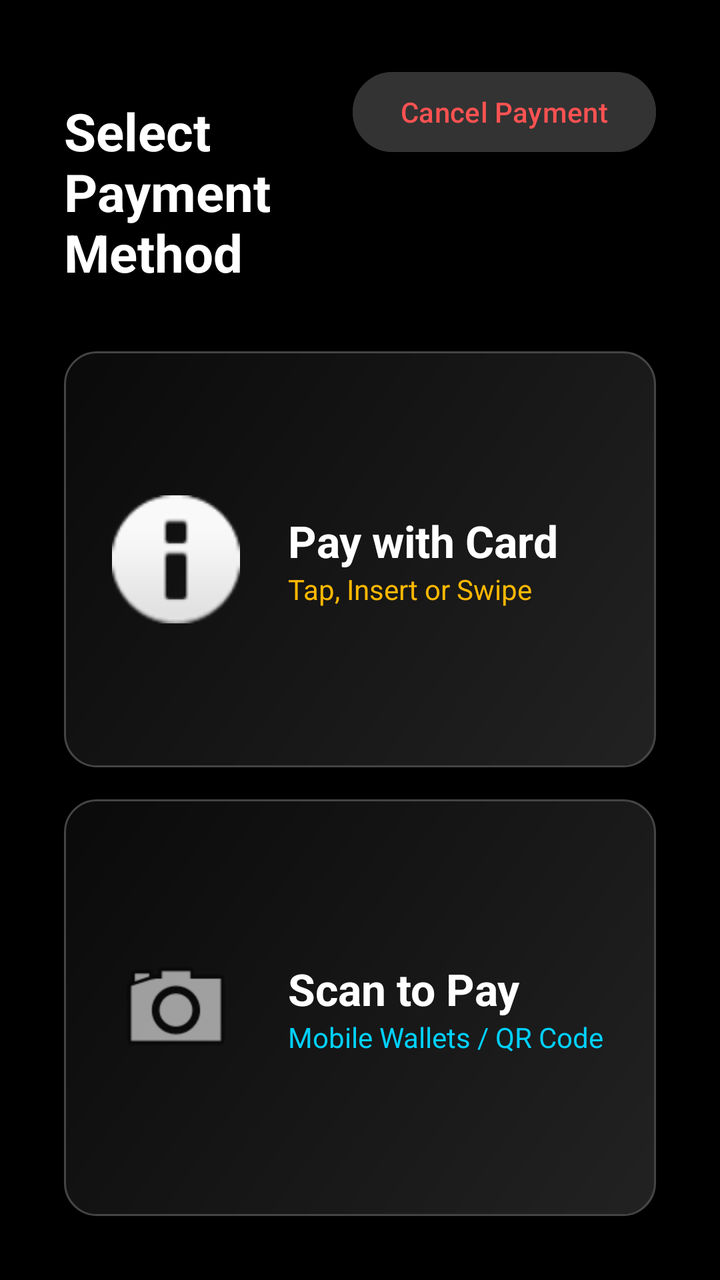
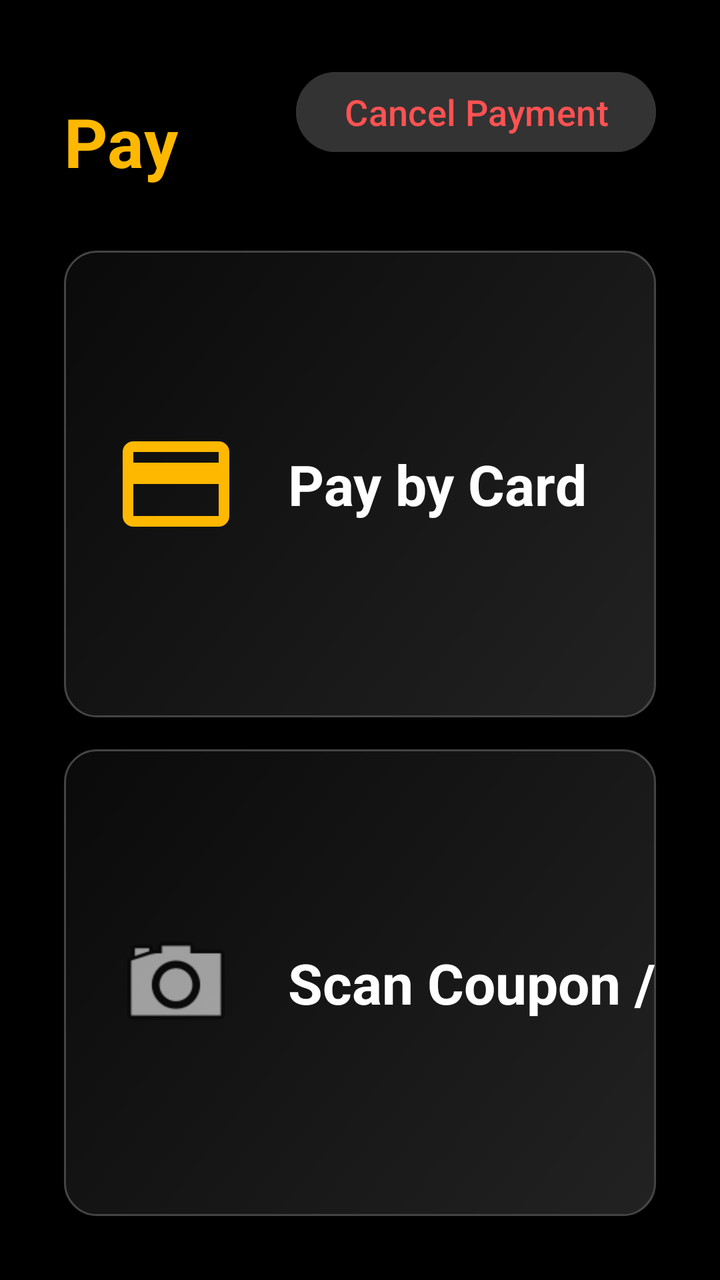

Before-and-after screenshots of an Android layout around one commit, followed by the original layout XML and the change that was made.
<!-- AndroidManifest.xml: another module's application theme Theme.SSP -->
<!-- res/layout/dialog_payment_selection.xml -->
<?xml version="1.0" encoding="utf-8"?>
<androidx.constraintlayout.widget.ConstraintLayout xmlns:android="http://schemas.android.com/apk/res/android"
    xmlns:app="http://schemas.android.com/apk/res-auto"
    android:layout_width="match_parent"
    android:layout_height="match_parent"
    android:background="@color/bg_dark"
    android:padding="32dp">

    <TextView
        android:id="@+id/tv_choice_title"
        android:layout_width="0dp"
        android:layout_height="wrap_content"
        android:layout_marginTop="16dp"
        android:layout_marginEnd="16dp"
        android:text="@string/payment_choice_title"
        android:textColor="@color/text_light"
        android:textSize="26sp"
        android:textStyle="bold"
        app:layout_constraintEnd_toStartOf="@id/btn_cancel_choice"
        app:layout_constraintStart_toStartOf="parent"
        app:layout_constraintTop_toTopOf="parent" />

    
    <TextView
        android:id="@+id/tv_choice_notice"
        android:layout_width="match_parent"
        android:layout_height="wrap_content"
        android:layout_marginTop="16dp"
        android:background="@drawable/bg_glass_card"
        android:padding="16dp"
        android:textColor="@color/gold_accent"
        android:textSize="18sp"
        android:textStyle="bold"
        android:visibility="gone"
        app:layout_constraintTop_toBottomOf="@id/tv_choice_title" />

    <LinearLayout
        android:layout_width="match_parent"
        android:layout_height="0dp"
        android:layout_marginTop="32dp"
        android:orientation="vertical"
        app:layout_constraintBottom_toBottomOf="parent"
        app:layout_constraintTop_toBottomOf="@id/tv_choice_notice">

        
        <androidx.constraintlayout.widget.ConstraintLayout
            android:id="@+id/btn_choice_card"
            android:layout_width="match_parent"
            android:layout_height="0dp"
            android:layout_marginBottom="16dp"
            android:layout_weight="1"
            android:background="@drawable/bg_glass_card"
            android:elevation="6dp"
            android:clickable="true"
            android:focusable="true">

            <ImageView
                android:id="@+id/img_card_icon"
                android:layout_width="64dp"
                android:layout_height="64dp"
                android:layout_marginStart="24dp"
                android:src="@android:drawable/ic_dialog_info"
                app:layout_constraintBottom_toBottomOf="parent"
                app:layout_constraintStart_toStartOf="parent"
                app:layout_constraintTop_toTopOf="parent" />

            <TextView
                android:id="@+id/tv_card_text"
                android:layout_width="wrap_content"
                android:layout_height="wrap_content"
                android:layout_marginStart="24dp"
                android:text="@string/btn_pay_card"
                android:textColor="@color/text_light"
                android:textSize="22sp"
                android:textStyle="bold"
                app:layout_constraintBottom_toTopOf="@id/tv_card_sub"
                app:layout_constraintStart_toEndOf="@id/img_card_icon"
                app:layout_constraintTop_toTopOf="parent"
                app:layout_constraintVertical_chainStyle="packed" />

            <TextView
                android:id="@+id/tv_card_sub"
                android:layout_width="wrap_content"
                android:layout_height="wrap_content"
                android:text="@string/btn_pay_card_desc"
                android:textColor="@color/gold_accent"
                android:textSize="14sp"
                app:layout_constraintBottom_toBottomOf="parent"
                app:layout_constraintStart_toStartOf="@id/tv_card_text"
                app:layout_constraintTop_toBottomOf="@id/tv_card_text" />

        </androidx.constraintlayout.widget.ConstraintLayout>

        
        <androidx.constraintlayout.widget.ConstraintLayout
            android:id="@+id/btn_choice_scan"
            android:layout_width="match_parent"
            android:layout_height="0dp"
            android:layout_weight="1"
            android:background="@drawable/bg_glass_card"
            android:elevation="6dp"
            android:clickable="true"
            android:focusable="true">

            <ImageView
                android:id="@+id/img_scan_icon"
                android:layout_width="64dp"
                android:layout_height="64dp"
                android:layout_marginStart="24dp"
                android:src="@android:drawable/ic_menu_camera"
                app:layout_constraintBottom_toBottomOf="parent"
                app:layout_constraintStart_toStartOf="parent"
                app:layout_constraintTop_toTopOf="parent" />

            <TextView
                android:id="@+id/tv_scan_text"
                android:layout_width="wrap_content"
                android:layout_height="wrap_content"
                android:layout_marginStart="24dp"
                android:text="@string/btn_pay_scan"
                android:textColor="@color/text_light"
                android:textSize="22sp"
                android:textStyle="bold"
                app:layout_constraintBottom_toTopOf="@id/tv_scan_sub"
                app:layout_constraintStart_toEndOf="@id/img_scan_icon"
                app:layout_constraintTop_toTopOf="parent"
                app:layout_constraintVertical_chainStyle="packed" />

            <TextView
                android:id="@+id/tv_scan_sub"
                android:layout_width="wrap_content"
                android:layout_height="wrap_content"
                android:text="@string/btn_pay_scan_desc"
                android:textColor="@color/royal_blue"
                android:textSize="14sp"
                app:layout_constraintBottom_toBottomOf="parent"
                app:layout_constraintStart_toStartOf="@id/tv_scan_text"
                app:layout_constraintTop_toBottomOf="@id/tv_scan_text" />

        </androidx.constraintlayout.widget.ConstraintLayout>

    </LinearLayout>

    
    <Button
        android:id="@+id/btn_cancel_choice"
        android:layout_width="wrap_content"
        android:layout_height="wrap_content"
        android:backgroundTint="@color/btn_neutral_bg"
        android:text="@string/btn_cancel"
        android:textColor="@color/coral_red"
        app:layout_constraintEnd_toEndOf="parent"
        app:layout_constraintTop_toTopOf="parent" />

</androidx.constraintlayout.widget.ConstraintLayout>
<!-- resources referenced by this layout -->
<resources>
  <color name="bg_dark">#000000</color>
  <color name="btn_neutral_bg">#333333</color>
  <color name="coral_red">#FF5252</color>
  <color name="gold_accent">#FFB800</color>
  <color name="royal_blue">#00D1FF</color>
  <color name="text_light">#FFFFFF</color>
  <!-- drawable bg_glass_card (drawable) -->
  <?xml version="1.0" encoding="utf-8"?>
  <ripple xmlns:android="http://schemas.android.com/apk/res/android"
      android:color="@color/ripple_color">
      <item>
          <layer-list>
              
              <item>
                  <shape android:shape="rectangle">
                      <corners android:radius="16dp" />
                      <stroke
                          android:width="1dp"
                          android:color="@color/glass_border" />
                  </shape>
              </item>
              
              <item android:bottom="1dp" android:left="1dp" android:right="1dp" android:top="1dp">
                  <shape android:shape="rectangle">
                      <corners android:radius="15dp" />
                      <gradient
                          android:angle="135"
                          android:endColor="@color/glass_white_low"
                          android:startColor="@color/glass_white_high"
                          android:type="linear" />
                  </shape>
              </item>
          </layer-list>
      </item>
  </ripple>
  <string name="btn_cancel">Cancel Payment</string>
  <string name="btn_pay_card">Pay with Card</string>
  <string name="btn_pay_card_desc">Tap, Insert or Swipe</string>
  <string name="btn_pay_scan">Scan to Pay</string>
  <string name="btn_pay_scan_desc">Mobile Wallets / QR Code</string>
  <string name="payment_choice_title">Select Payment Method</string>
  <style name="Theme.SSP" parent="Theme.Material3.Dark.NoActionBar">
          
          <item name="colorPrimary">@color/gold_accent</item>
          <item name="colorOnPrimary">@color/text_dark</item>
          <item name="colorSecondary">@color/royal_blue</item>
          <item name="colorOnSecondary">@color/text_dark</item>
          <item name="colorError">@color/coral_red</item>
          <item name="colorOnError">@color/text_light</item>
          <item name="colorSurface">@color/bg_card</item>
          <item name="colorOnSurface">@color/text_light</item>
          <item name="colorSurfaceVariant">@color/bg_card_selected</item>
          <item name="colorOnSurfaceVariant">@color/text_muted</item>
          <item name="colorOutline">@color/border_light</item>
          <item name="android:windowBackground">@color/bg_dark</item>
          <item name="android:windowNoTitle">true</item>
          <item name="android:windowActionBar">false</item>
      </style>
  <color name="ripple_color">#475569</color>
  <color name="glass_border">#44FFFFFF</color>
  <color name="glass_white_low">#0AFFFFFF</color>
  <color name="glass_white_high">#22FFFFFF</color>
  <color name="text_dark">#0F172A</color>
  <color name="bg_card">#121212</color>
  <color name="bg_card_selected">#1A1A1A</color>
  <color name="text_muted">#94A3B8</color>
  <color name="border_light">#334155</color>
</resources>

<!-- the commit's change to res/layout/dialog_payment_selection.xml (unified diff, before → after) -->
@@ -13,8 +13,8 @@
         android:layout_marginTop="16dp"
         android:layout_marginEnd="16dp"
         android:text="@string/payment_choice_title"
-        android:textColor="@color/text_light"
-        android:textSize="26sp"
+        android:textColor="@color/gold_accent"
+        android:textSize="34sp"
         android:textStyle="bold"
         app:layout_constraintEnd_toStartOf="@id/btn_cancel_choice"
         app:layout_constraintStart_toStartOf="parent"
@@ -29,7 +29,7 @@
         android:background="@drawable/bg_glass_card"
         android:padding="16dp"
         android:textColor="@color/gold_accent"
-        android:textSize="18sp"
+        android:textSize="22sp"
         android:textStyle="bold"
         android:visibility="gone"
         app:layout_constraintTop_toBottomOf="@id/tv_choice_title" />
@@ -59,7 +59,7 @@
                 android:layout_width="64dp"
                 android:layout_height="64dp"
                 android:layout_marginStart="24dp"
-                android:src="@android:drawable/ic_dialog_info"
+                android:src="@drawable/ic_tap_card_placeholder"
                 app:layout_constraintBottom_toBottomOf="parent"
                 app:layout_constraintStart_toStartOf="parent"
                 app:layout_constraintTop_toTopOf="parent" />
@@ -71,7 +71,7 @@
                 android:layout_marginStart="24dp"
                 android:text="@string/btn_pay_card"
                 android:textColor="@color/text_light"
-                android:textSize="22sp"
+                android:textSize="28sp"
                 android:textStyle="bold"
                 app:layout_constraintBottom_toTopOf="@id/tv_card_sub"
                 app:layout_constraintStart_toEndOf="@id/img_card_icon"
@@ -80,6 +80,7 @@
 
             <TextView
                 android:id="@+id/tv_card_sub"
+                android:visibility="gone"
                 android:layout_width="wrap_content"
                 android:layout_height="wrap_content"
                 android:text="@string/btn_pay_card_desc"
@@ -117,9 +118,9 @@
                 android:layout_width="wrap_content"
                 android:layout_height="wrap_content"
                 android:layout_marginStart="24dp"
-                android:text="@string/btn_pay_scan"
+                android:text="@string/btn_pay_code"
                 android:textColor="@color/text_light"
-                android:textSize="22sp"
+                android:textSize="28sp"
                 android:textStyle="bold"
                 app:layout_constraintBottom_toTopOf="@id/tv_scan_sub"
                 app:layout_constraintStart_toEndOf="@id/img_scan_icon"
@@ -128,6 +129,7 @@
 
             <TextView
                 android:id="@+id/tv_scan_sub"
+                android:visibility="gone"
                 android:layout_width="wrap_content"
                 android:layout_height="wrap_content"
                 android:text="@string/btn_pay_scan_desc"
@@ -149,6 +151,7 @@
         android:backgroundTint="@color/btn_neutral_bg"
         android:text="@string/btn_cancel"
         android:textColor="@color/coral_red"
+        android:textSize="18sp"
         app:layout_constraintEnd_toEndOf="parent"
         app:layout_constraintTop_toTopOf="parent" />
 
<!-- resource entries referenced after the edit -->
@@ -35,12 +35,23 @@
           </layer-list>
       </item>
   </ripple>
+  <!-- drawable ic_tap_card_placeholder (drawable) -->
+  <?xml version="1.0" encoding="utf-8"?>
+  <vector xmlns:android="http://schemas.android.com/apk/res/android"
+      android:width="64dp"
+      android:height="64dp"
+      android:viewportWidth="24"
+      android:viewportHeight="24">
+      <path
+          android:fillColor="@color/gold_accent"
+          android:pathData="M20,4H4C2.89,4 2,4.89 2,6v12c0,1.11 0.89,2 2,2h16c1.11,0 2,-0.89 2,-2V6C22,4.89 21.11,4 20,4zM20,18H4v-6h16V18zM20,8H4V6h16V8z" />
+  </vector>
   <string name="btn_cancel">Cancel Payment</string>
-  <string name="btn_pay_card">Pay with Card</string>
+  <string name="btn_pay_card">Pay by Card</string>
   <string name="btn_pay_card_desc">Tap, Insert or Swipe</string>
-  <string name="btn_pay_scan">Scan to Pay</string>
+  <string name="btn_pay_code">Scan Coupon / VIP</string>
   <string name="btn_pay_scan_desc">Mobile Wallets / QR Code</string>
-  <string name="payment_choice_title">Select Payment Method</string>
+  <string name="payment_choice_title">Pay</string>
   <style name="Theme.SSP" parent="Theme.Material3.Dark.NoActionBar">
           
           <item name="colorPrimary">@color/gold_accent</item>
